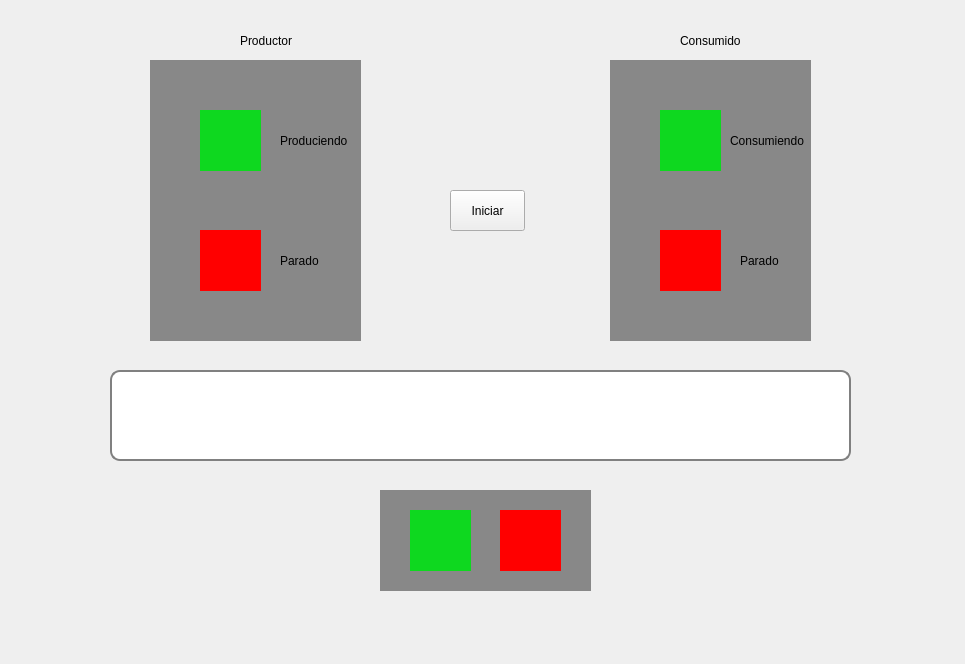
Qt form mainWindow.ui (Dario19999/Producer-Consumer) before a commit.
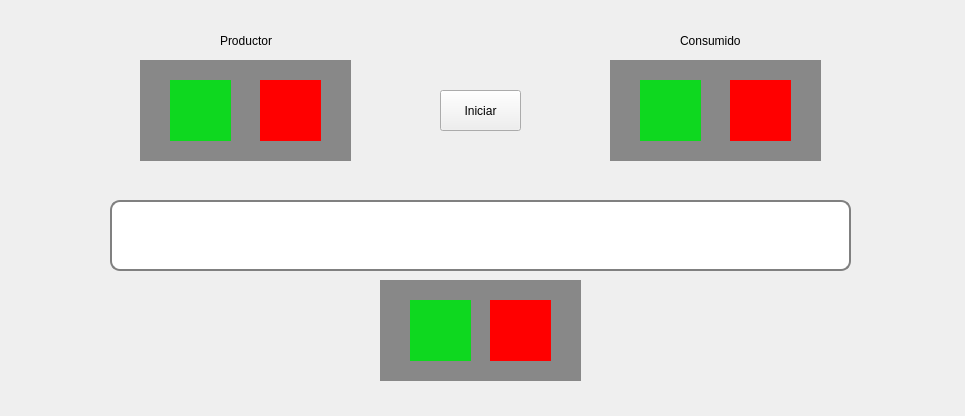
The same form after that commit.

The edit to the form file:
```diff
--- a/mainWindow.ui
+++ b/mainWindow.ui
@@ -7,7 +7,7 @@
     <x>0</x>
     <y>0</y>
     <width>965</width>
-    <height>664</height>
+    <height>416</height>
    </rect>
   </property>
   <property name="windowTitle">
@@ -18,9 +18,9 @@
     <property name="geometry">
      <rect>
       <x>110</x>
-      <y>370</y>
+      <y>200</y>
       <width>741</width>
-      <height>91</height>
+      <height>71</height>
      </rect>
     </property>
     <property name="styleSheet">
@@ -50,10 +50,10 @@
    <widget class="QGroupBox" name="productorBox">
     <property name="geometry">
      <rect>
-      <x>150</x>
+      <x>140</x>
       <y>60</y>
       <width>211</width>
-      <height>281</height>
+      <height>101</height>
      </rect>
     </property>
     <property name="styleSheet">
@@ -68,8 +68,8 @@
     <widget class="QGroupBox" name="productorOn">
      <property name="geometry">
       <rect>
-       <x>50</x>
-       <y>50</y>
+       <x>30</x>
+       <y>20</y>
        <width>61</width>
        <height>61</height>
       </rect>
@@ -87,136 +87,27 @@
     <widget class="QGroupBox" name="productorOff">
      <property name="geometry">
       <rect>
-       <x>50</x>
-       <y>170</y>
-       <width>61</width>
-       <height>61</height>
-      </rect>
-     </property>
-     <property name="styleSheet">
-      <string notr="true">QGroupBox{
-	background-color:  rgb(255, 0, 0);
-	border: none;
-}</string>
-     </property>
-     <property name="title">
-      <string/>
-     </property>
-    </widget>
-    <widget class="QLabel" name="label_3">
-     <property name="geometry">
-      <rect>
-       <x>130</x>
-       <y>70</y>
-       <width>81</width>
-       <height>21</height>
-      </rect>
-     </property>
-     <property name="text">
-      <string>Produciendo</string>
-     </property>
-    </widget>
-    <widget class="QLabel" name="label_4">
-     <property name="geometry">
-      <rect>
-       <x>130</x>
-       <y>190</y>
-       <width>61</width>
-       <height>21</height>
-      </rect>
-     </property>
-     <property name="text">
-      <string>Parado</string>
-     </property>
-    </widget>
-   </widget>
-   <widget class="QGroupBox" name="groupBox_2">
-    <property name="geometry">
-     <rect>
-      <x>610</x>
-      <y>60</y>
-      <width>201</width>
-      <height>281</height>
-     </rect>
-    </property>
-    <property name="styleSheet">
-     <string notr="true">QGroupBox{
-	background-color: rgb(136, 136, 136);
-	border: none;
-}</string>
-    </property>
-    <property name="title">
-     <string/>
-    </property>
-    <widget class="QGroupBox" name="consumidorOn">
-     <property name="geometry">
-      <rect>
-       <x>50</x>
-       <y>50</y>
-       <width>61</width>
-       <height>61</height>
-      </rect>
-     </property>
-     <property name="styleSheet">
-      <string notr="true">QGroupBox{
-	background-color:  rgb(14, 216, 31);
-	border: none;
-}</string>
-     </property>
-     <property name="title">
-      <string/>
-     </property>
-    </widget>
-    <widget class="QGroupBox" name="consumidorOff">
-     <property name="geometry">
-      <rect>
-       <x>50</x>
-       <y>170</y>
-       <width>61</width>
-       <height>61</height>
-      </rect>
-     </property>
-     <property name="styleSheet">
-      <string notr="true">QGroupBox{
-	background-color:  rgb(255, 0, 0);
-	border: none;
-}</string>
-     </property>
-     <property name="title">
-      <string/>
-     </property>
-    </widget>
-    <widget class="QLabel" name="label_5">
-     <property name="geometry">
-      <rect>
-       <x>130</x>
-       <y>190</y>
-       <width>61</width>
-       <height>21</height>
-      </rect>
-     </property>
-     <property name="text">
-      <string>Parado</string>
-     </property>
-    </widget>
-    <widget class="QLabel" name="label_6">
-     <property name="geometry">
-      <rect>
        <x>120</x>
-       <y>70</y>
-       <width>81</width>
-       <height>21</height>
+       <y>20</y>
+       <width>61</width>
+       <height>61</height>
       </rect>
      </property>
-     <property name="text">
-      <string>Consumiendo</string>
+     <property name="styleSheet">
+      <string notr="true">QGroupBox{
+	background-color:  rgb(255, 0, 0);
+	border: none;
+}</string>
+     </property>
+     <property name="title">
+      <string/>
      </property>
     </widget>
    </widget>
    <widget class="QLabel" name="label">
     <property name="geometry">
      <rect>
-      <x>240</x>
+      <x>220</x>
       <y>30</y>
       <width>81</width>
       <height>21</height>
@@ -243,8 +134,8 @@
     <property name="geometry">
      <rect>
       <x>380</x>
-      <y>490</y>
-      <width>211</width>
+      <y>280</y>
+      <width>201</width>
       <height>101</height>
      </rect>
     </property>
@@ -279,7 +170,7 @@
     <widget class="QGroupBox" name="bufferOff">
      <property name="geometry">
       <rect>
-       <x>120</x>
+       <x>110</x>
        <y>20</y>
        <width>61</width>
        <height>61</height>
@@ -299,9 +190,9 @@
    <widget class="QPushButton" name="iniciar">
     <property name="geometry">
      <rect>
-      <x>450</x>
-      <y>190</y>
-      <width>75</width>
+      <x>440</x>
+      <y>90</y>
+      <width>81</width>
       <height>41</height>
      </rect>
     </property>
@@ -309,6 +200,63 @@
      <string>Iniciar</string>
     </property>
    </widget>
+   <widget class="QGroupBox" name="productorBox_2">
+    <property name="geometry">
+     <rect>
+      <x>610</x>
+      <y>60</y>
+      <width>211</width>
+      <height>101</height>
+     </rect>
+    </property>
+    <property name="styleSheet">
+     <string notr="true">QGroupBox{
+	background-color: rgb(136, 136, 136);
+	border: none;
+}</string>
+    </property>
+    <property name="title">
+     <string/>
+    </property>
+    <widget class="QGroupBox" name="consumidorOn">
+     <property name="geometry">
+      <rect>
+       <x>30</x>
+       <y>20</y>
+       <width>61</width>
+       <height>61</height>
+      </rect>
+     </property>
+     <property name="styleSheet">
+      <string notr="true">QGroupBox{
+	background-color:  rgb(14, 216, 31);
+	border: none;
+}</string>
+     </property>
+     <property name="title">
+      <string/>
+     </property>
+    </widget>
+    <widget class="QGroupBox" name="consumidorOff">
+     <property name="geometry">
+      <rect>
+       <x>120</x>
+       <y>20</y>
+       <width>61</width>
+       <height>61</height>
+      </rect>
+     </property>
+     <property name="styleSheet">
+      <string notr="true">QGroupBox{
+	background-color:  rgb(255, 0, 0);
+	border: none;
+}</string>
+     </property>
+     <property name="title">
+      <string/>
+     </property>
+    </widget>
+   </widget>
   </widget>
  </widget>
  <resources/>
```
